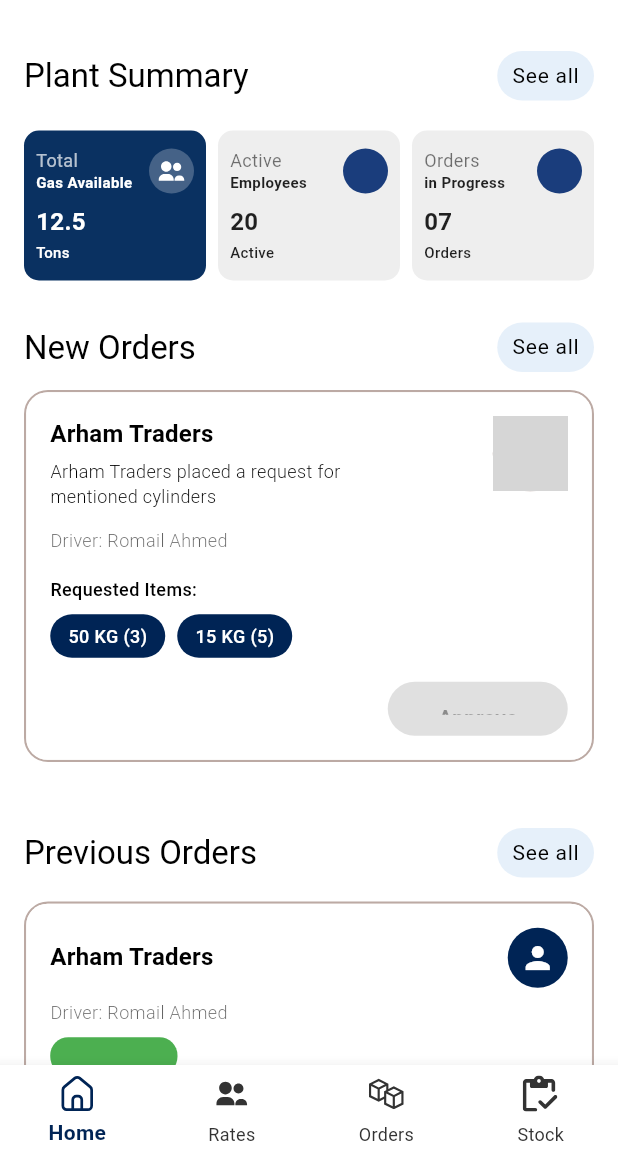
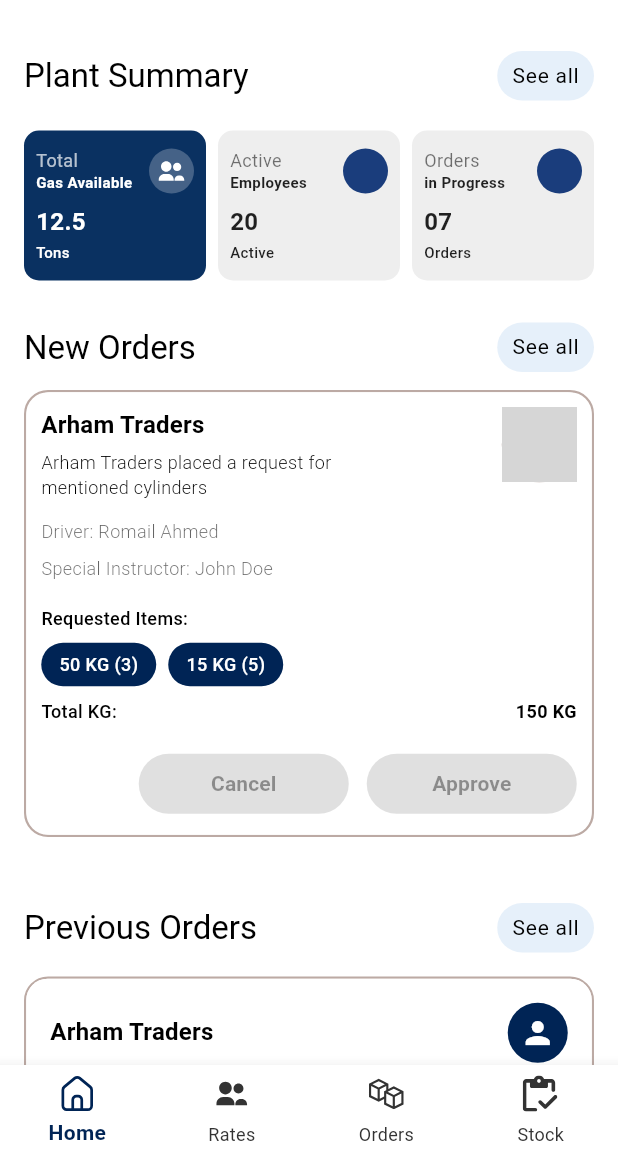
Before and after one commit to waqas1343/Tracklet_Pro, a Flutter app: the screen it shows after launch, on a phone screen of 412 x 824 dp, the part 78-1236 px from its top. Run offline on Flutter 3.47's test engine with Material 3 defaults, Android fonts, the phone set to English and light mode, and no system bars; our stand-ins replace another_flushbar, flutter_svg; network calls fail; grey boxes are pictures that could not be loaded.

Commit message:
new order card button alaigment setting done

```diff
--- a/tracklet_pro/lib/features/plant/presentation/screens/home_screen/home_screen.dart
+++ b/tracklet_pro/lib/features/plant/presentation/screens/home_screen/home_screen.dart
@@ -33,7 +33,9 @@ class HomeScreen extends StatelessWidget {
                 traderTitle:
                     "Arham Traders placed a request for\nmentioned cylinders",
                 driverName: "Romail Ahmed",
+                specialInstructor: "John Doe", // Added special instructor
                 items: ["50 KG (3)", "15 KG (5)"],
+                totalKg: "150 KG",
               ),
               const SizedBox(height: AppDimensions.paddingDefault * 1.5),
 
--- a/tracklet_pro/lib/features/plant/presentation/screens/home_screen/widgets/order_cards/new_order_card.dart
+++ b/tracklet_pro/lib/features/plant/presentation/screens/home_screen/widgets/order_cards/new_order_card.dart
@@ -1,13 +1,14 @@
 import 'package:flutter/material.dart';
 import 'package:tracklet_pro/core/constants/colors/app_colors.dart';
 import 'package:tracklet_pro/core/constants/dimensions/app_dimensions.dart';
-import 'package:tracklet_pro/shared/widgets/custom_button.dart';
 
 class NewOrderCard extends StatelessWidget {
   final String traderName;
   final String traderTitle;
   final String driverName;
+  final String specialInstructor;
   final List<String> items;
+  final String totalKg;
   final VoidCallback? onApprove;
   final VoidCallback? onCancel;
 
@@ -15,7 +16,9 @@ class NewOrderCard extends StatelessWidget {
     required this.traderName,
     required this.traderTitle,
     required this.driverName,
+    required this.specialInstructor,
     required this.items,
+    required this.totalKg,
     this.onApprove,
     this.onCancel,
     super.key,
@@ -29,25 +32,18 @@ class NewOrderCard extends StatelessWidget {
         borderRadius: BorderRadius.circular(AppDimensions.borderRadiusLarge),
       ),
       margin: const EdgeInsets.only(bottom: AppDimensions.spaceDefault),
-      child: Card(
-        margin: EdgeInsets.zero,
-        shape: RoundedRectangleBorder(
-          borderRadius: BorderRadius.circular(
-            AppDimensions.borderRadiusLarge - 2,
+      child: Container(
+        padding: const EdgeInsets.all(AppDimensions.borderRadiusNormal),
+        decoration: BoxDecoration(
+          borderRadius: BorderRadius.circular(AppDimensions.borderRadiusLarge),
+          color: Theme.of(context).cardColor,
         ),
-        ),
-        elevation: 0,
-        child: Padding(
-          padding: const EdgeInsets.all(AppDimensions.paddingDefault),
         child: Column(
           crossAxisAlignment: CrossAxisAlignment.start,
-            mainAxisSize: MainAxisSize.min,
           children: [
-              // Trader Info with Profile Image on Right
             Row(
               crossAxisAlignment: CrossAxisAlignment.start,
               children: [
-                  // Name and Title
                 Expanded(
                   child: Column(
                     crossAxisAlignment: CrossAxisAlignment.start,
@@ -93,6 +89,13 @@ class NewOrderCard extends StatelessWidget {
                 color: Theme.of(context).hintColor,
               ),
             ),
+            const SizedBox(height: 8),
+            Text(
+              'Special Instructor: $specialInstructor',
+              style: Theme.of(context).textTheme.bodyMedium?.copyWith(
+                color: Theme.of(context).hintColor,
+              ),
+            ),
             const SizedBox(height: 16),
             Text(
               'Requested Items:',
@@ -102,10 +105,27 @@ class NewOrderCard extends StatelessWidget {
             ),
             const SizedBox(height: 8),
             if (items.isNotEmpty) _buildItemsList(),
-              const SizedBox(height: 16),
-              _buildActionButtons(),
+            const SizedBox(height: 8),
+            Row(
+              mainAxisAlignment: MainAxisAlignment.spaceBetween,
+              children: [
+                Text(
+                  'Total KG:',
+                  style: Theme.of(
+                    context,
+                  ).textTheme.bodyMedium?.copyWith(fontWeight: FontWeight.w500),
+                ),
+                Text(
+                  totalKg,
+                  style: Theme.of(
+                    context,
+                  ).textTheme.bodyMedium?.copyWith(fontWeight: FontWeight.w600),
+                ),
               ],
             ),
+            const SizedBox(height: 16),
+            _buildActionButtons(context),
+          ],
         ),
       ),
     );
@@ -137,34 +157,53 @@ class NewOrderCard extends StatelessWidget {
     );
   }
 
-  Widget _buildActionButtons() {
+  Widget _buildActionButtons(BuildContext context) {
     return Row(
       mainAxisAlignment: MainAxisAlignment.end,
       children: [
-        if (onCancel != null) ...[
-          CustomButton(
-            width: 120,
-            height: 36,
-            borderRadius: 20,
+        _buildButton(
+          context: context,
           text: 'Cancel',
           backgroundColor: Colors.red.shade600,
-            textColor: Colors.white,
           onPressed: onCancel,
-            isEnabled: true,
+          isEnabled: onCancel != null,
         ),
         const SizedBox(width: 12),
-        ],
-        CustomButton(
-          width: 120,
-          height: 36,
-          borderRadius: 20,
+        _buildButton(
+          context: context,
           text: 'Approve',
           backgroundColor: Colors.green.shade600,
-          textColor: Colors.white,
           onPressed: onApprove,
           isEnabled: onApprove != null,
         ),
       ],
     );
   }
+
+  Widget _buildButton({
+    required String text,
+    required Color backgroundColor,
+    required VoidCallback? onPressed,
+    required bool isEnabled,
+    required BuildContext context,
+  }) {
+    return ElevatedButton(
+      onPressed: isEnabled ? onPressed : null,
+      style: ElevatedButton.styleFrom(
+        backgroundColor: isEnabled ? backgroundColor : Colors.grey.shade400,
+        foregroundColor: Colors.white,
+        fixedSize: const Size(140, 40),
+        shape: RoundedRectangleBorder(
+          borderRadius: BorderRadius.circular(20),
+        ),
+      ),
+      child: Text(
+        text,
+        style: const TextStyle(
+          fontSize: 14,
+          fontWeight: FontWeight.w600,
+        ),
+      ),
+    );
   }
+}
--- a/tracklet_pro/lib/main.dart
+++ b/tracklet_pro/lib/main.dart
@@ -8,20 +8,17 @@ import 'package:tracklet_pro/multi_provider/app_provider.dart';
 void main() {
   WidgetsFlutterBinding.ensureInitialized();
 
-  // Set preferred orientations
   SystemChrome.setPreferredOrientations([
     DeviceOrientation.portraitUp,
     DeviceOrientation.portraitDown,
   ]);
 
-  // Set up error handling
   FlutterError.onError = (details) {
     FlutterError.presentError(details);
     debugPrint('Flutter Error: ${details.exception}');
     debugPrint(details.stack?.toString() ?? 'No stack trace');
   };
 
-  // Run the app
   runApp(const TrackletApp());
 }
 
@@ -38,7 +35,7 @@ class TrackletApp extends StatelessWidget {
         theme: AppTheme.lightTheme,
         darkTheme: AppTheme.darkTheme,
         themeMode: ThemeMode.system,
-        initialRoute: '/',  // Update this with your actual initial route
+        initialRoute: '/',
         onGenerateRoute: AppRouter.generateRoute,
         builder: (context, child) {
           return child!;
--- a/tracklet_pro/lib/shared/extensions/extensions.dart
+++ b/tracklet_pro/lib/shared/extensions/extensions.dart
@@ -1,6 +1,7 @@
 /// A barrel file that exports all extension files.
 ///
 /// Import this file to use all available extensions in your project.
+library;
 
 export 'context_extensions.dart';
 export 'string_extensions.dart';
```
Lines whose indentation alone changed are shown as unchanged.
